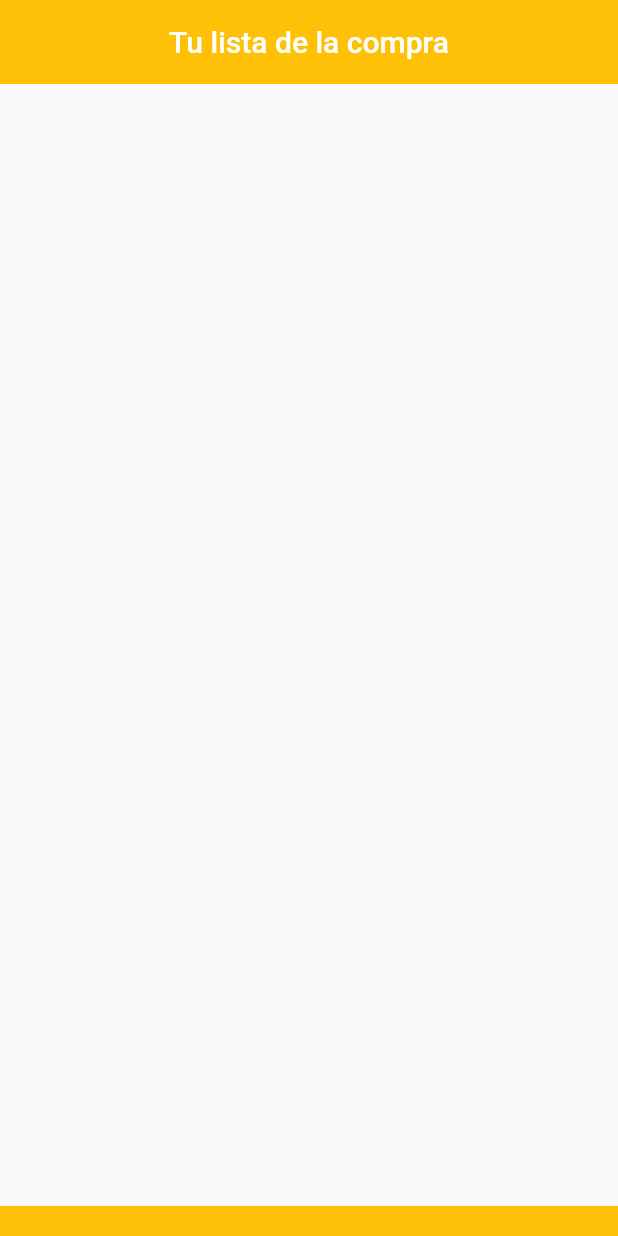
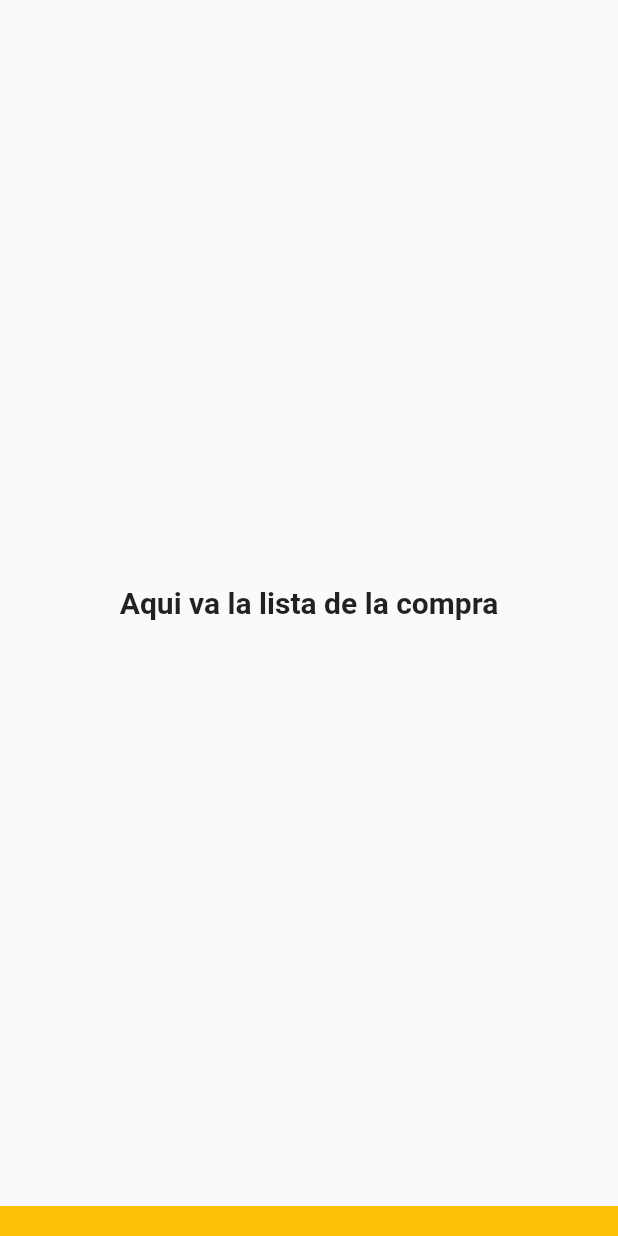
Before and after one commit to AlexMolina08/Compras, a Flutter app: the screen it shows after launch, on a phone screen of 412 x 824 dp. Run offline on Flutter 3.47's test engine with Material 2 defaults, Android fonts, the phone set to English and light mode, and no system bars.

Commit message:
Creo navIndex y una lista con las paginas

```diff
--- a/lib/main.dart
+++ b/lib/main.dart
@@ -1,5 +1,7 @@
+import 'package:compras/pages/productosPage.dart';
 import 'package:flutter/material.dart';
 import 'package:compras/pages/miCompraPage.dart';
+import 'package:compras/widgets/barraNavegacion.dart';
 
 void main() => runApp(App());
 
@@ -13,8 +15,12 @@ class App extends StatelessWidget {
       home: Principal());
   }
 }
-
-
+/*
+*
+* La pagina Principal es la que sabe el indice de pagina actual en la que
+* nos encontramos
+*
+* */
 
 class Principal extends StatefulWidget {
   @override
@@ -22,13 +28,20 @@ class Principal extends StatefulWidget {
 }
 
 class _PrincipalState extends State<Principal> {
+  var navIndex = 0; //Indice de la pagina actual
+
+
+  //Creo una lista que no se puede modificar con las dos páginas a navegar
+  final pages = List.unmodifiable(  <Widget>[
+    MiCompraPage(),
+    ProductosPage()
+  ]);
+
   @override
   Widget build(BuildContext context) {
     return Scaffold(
-      body: MiCompraPage(),
-      bottomNavigationBar: Container(
-          height: 20,
-          color: Colors.amber),
+      body: pages[navIndex],
+      bottomNavigationBar: MyNavBar()
     );
   }
 }
--- a/lib/pages/miCompraPage.dart
+++ b/lib/pages/miCompraPage.dart
@@ -8,13 +8,9 @@ class MiCompraPage extends StatefulWidget {
 class _MiCompraPageState extends State<MiCompraPage> {
   @override
   Widget build(BuildContext context) {
-    return Scaffold(
-      appBar: AppBar(
-        backgroundColor: Colors.amber,
-        elevation: 0,
-        centerTitle: true,
-        title: Text("Tu lista de la compra"),
-      ),
+    return Center(
+      child: const Text("Aqui va la lista de la compra" , style: TextStyle(fontWeight: FontWeight.bold,
+      fontSize: 20.0),)
     );
   }
 }
--- a/lib/pages/productosPage.dart
+++ b/lib/pages/productosPage.dart
@@ -8,6 +8,9 @@ class ProductosPage extends StatefulWidget {
 class _ProductosPageState extends State<ProductosPage> {
   @override
   Widget build(BuildContext context) {
-    return Container();
+    return Center(
+      child: const Text("Aqui van los productos más recientes" , style: TextStyle(fontWeight: FontWeight.bold,
+          fontSize: 20.0),)
+    );
   }
 }
--- a/lib/widgets/barraNavegacion.dart
+++ b/lib/widgets/barraNavegacion.dart
@@ -1,3 +1,20 @@
+import 'package:flutter/material.dart';
+
 /*
 * Barra de navegación sencilla con animaciones
 * */
+
+
+class MyNavBar extends StatefulWidget {
+  @override
+  _MyNavBarState createState() => _MyNavBarState();
+}
+
+class _MyNavBarState extends State<MyNavBar> {
+  @override
+  Widget build(BuildContext context) {
+    return Container(
+        height: 20,
+        color: Colors.amber);
+  }
+}
```
